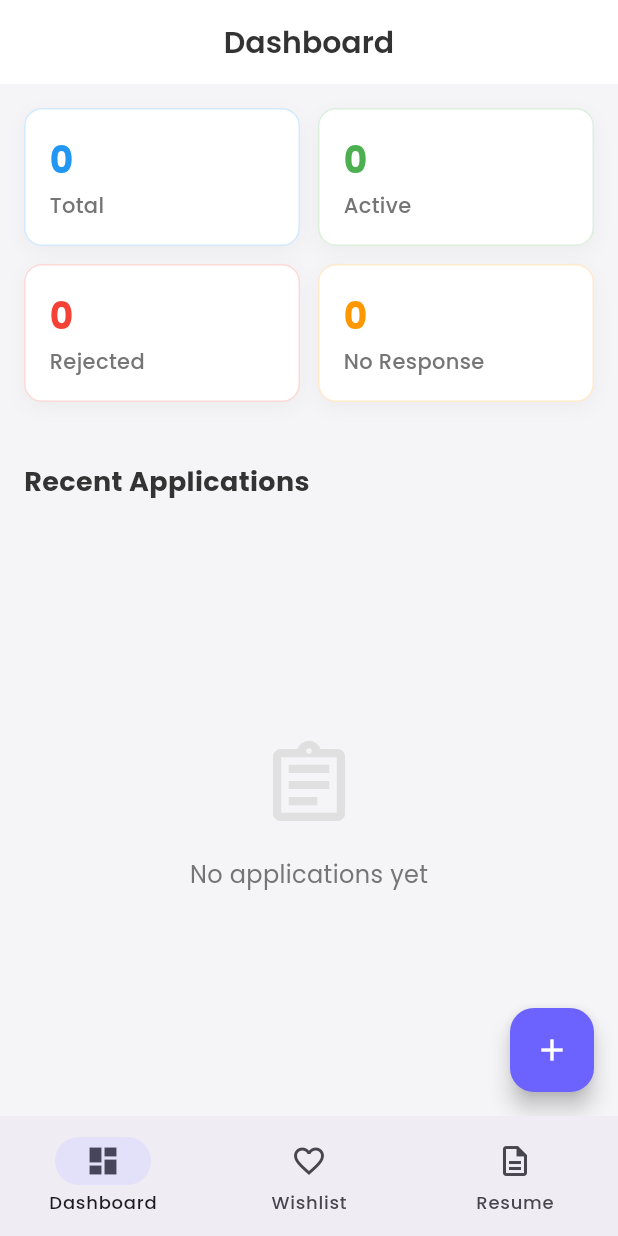
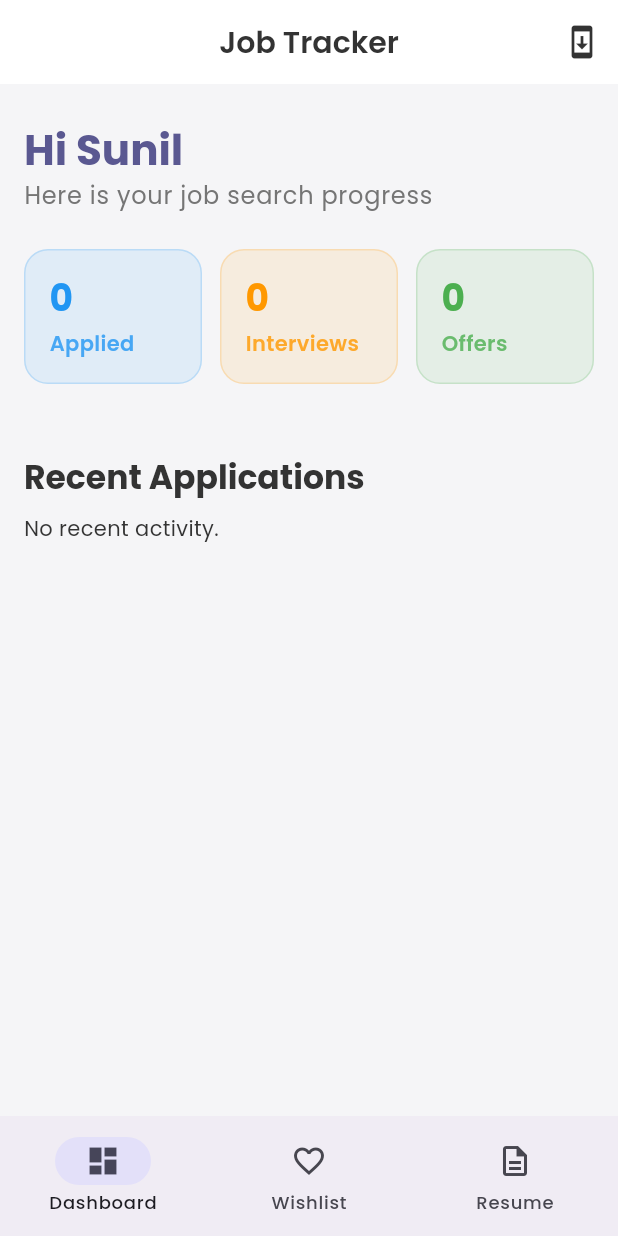
Before and after one commit to devsunil124/Job_Tracker, a Flutter app: the screen it shows after launch, on a phone screen of 412 x 824 dp. Run offline on Flutter 3.47's test engine with Material 3 defaults, Android fonts, the phone set to English and light mode, and no system bars; our stand-ins replace file_picker, fl_chart, google_fonts, package_info_plus, pdf, printing and 1 more; missing offline and left inert: ota_update.

Commit message:
feat: Add GitHub Update System and Dashboard

```diff
--- a/lib/providers/job_provider.dart
+++ b/lib/providers/job_provider.dart
@@ -1,4 +1,3 @@
-import 'dart:typed_data';
 import 'package:flutter/foundation.dart';
 import '../models/job.dart';
 import '../services/storage_service.dart';
--- a/lib/screens/home_screen.dart
+++ b/lib/screens/home_screen.dart
@@ -1,9 +1,9 @@
+import 'package:fl_chart/fl_chart.dart';
 import 'package:flutter/material.dart';
 import 'package:provider/provider.dart';
+import 'package:intl/intl.dart';
 import '../providers/job_provider.dart';
-import '../theme/app_theme.dart';
-import 'add_job_screen.dart';
-import 'job_details_screen.dart';
+import '../models/job.dart';
 
 class HomeScreen extends StatelessWidget {
   const HomeScreen({super.key});
@@ -11,9 +11,14 @@ class HomeScreen extends StatelessWidget {
   @override
   Widget build(BuildContext context) {
     return Scaffold(
-      appBar: AppBar(title: const Text('Dashboard')),
-      body: Consumer<JobProvider>(
+      body: SafeArea(
+        child: SingleChildScrollView(
+          padding: const EdgeInsets.all(16.0),
+          child: Consumer<JobProvider>(
             builder: (context, jobProvider, child) {
+              final jobs =
+                  jobProvider.appliedJobs; // Exclude wishlist for main stats
+
               if (jobProvider.isLoading) {
                 return const Center(child: CircularProgressIndicator());
               }
@@ -21,156 +26,126 @@ class HomeScreen extends StatelessWidget {
               return Column(
                 crossAxisAlignment: CrossAxisAlignment.start,
                 children: [
-              _buildAnalyticsSection(jobProvider),
-              const Padding(
-                padding: EdgeInsets.fromLTRB(16, 24, 16, 8),
-                child: Text(
-                  'Recent Applications',
-                  style: TextStyle(fontSize: 18, fontWeight: FontWeight.bold),
+                  const SizedBox(height: 10),
+                  // Greeting
+                  Text(
+                    'Hi Sunil',
+                    style: Theme.of(context).textTheme.headlineMedium?.copyWith(
+                      fontWeight: FontWeight.bold,
+                      color: Theme.of(context).primaryColor,
                     ),
                   ),
-              Expanded(
-                child: jobProvider.appliedJobs.isEmpty
-                    ? _buildEmptyState()
-                    : ListView.builder(
-                        itemCount: jobProvider.appliedJobs.length,
-                        itemBuilder: (context, index) {
-                          final job = jobProvider.appliedJobs[index];
-                          return Card(
-                            child: ListTile(
-                              contentPadding: const EdgeInsets.all(16),
-                              leading: Container(
-                                width: 48,
-                                height: 48,
-                                decoration: BoxDecoration(
-                                  color: AppTheme.primaryColor.withOpacity(0.1),
-                                  borderRadius: BorderRadius.circular(8),
+                  Text(
+                    'Here is your job search progress',
+                    style: Theme.of(
+                      context,
+                    ).textTheme.bodyLarge?.copyWith(color: Colors.grey[600]),
                   ),
-                                child: const Icon(
-                                  Icons.work,
-                                  color: AppTheme.primaryColor,
-                                ),
-                              ),
-                              title: Text(
-                                job.company,
-                                style: const TextStyle(
+                  const SizedBox(height: 24),
+
+                  // Quick Stats Row
+                  _buildQuickStats(context, jobs),
+
+                  const SizedBox(height: 24),
+
+                  // Pie Chart
+                  if (jobs.isNotEmpty) ...[
+                    Text(
+                      'Application Status',
+                      style: Theme.of(context).textTheme.titleLarge?.copyWith(
                         fontWeight: FontWeight.bold,
                       ),
                     ),
-                              subtitle: Text('${job.role} • ${job.status}'),
-                              trailing: const Icon(Icons.chevron_right),
-                              onTap: () {
-                                Navigator.push(
-                                  context,
-                                  MaterialPageRoute(
-                                    builder: (context) =>
-                                        JobDetailsScreen(job: job),
+                    const SizedBox(height: 16),
+                    SizedBox(height: 200, child: _buildPieChart(jobs)),
+                  ],
+
+                  const SizedBox(height: 24),
+
+                  // Recent Activity
+                  Text(
+                    'Recent Applications',
+                    style: Theme.of(context).textTheme.titleLarge?.copyWith(
+                      fontWeight: FontWeight.bold,
                     ),
-                                );
-                              },
                   ),
+                  const SizedBox(height: 10),
+                  _buildRecentActivity(jobs),
+                ],
               );
             },
           ),
         ),
-            ],
-          );
-        },
-      ),
-      floatingActionButton: FloatingActionButton(
-        onPressed: () {
-          Navigator.push(
-            context,
-            MaterialPageRoute(builder: (context) => const AddJobScreen()),
-          );
-        },
-        child: const Icon(Icons.add),
       ),
     );
   }
 
-  Widget _buildAnalyticsSection(JobProvider provider) {
-    return Container(
-      padding: const EdgeInsets.all(16),
-      child: Column(
-        children: [
-          Row(
+  Widget _buildQuickStats(BuildContext context, List<Job> jobs) {
+    final total = jobs.length;
+    final interviews = jobs.where((j) => j.status == 'Interview').length;
+    final offers = jobs.where((j) => j.status == 'Offer').length;
+
+    return Row(
       children: [
         Expanded(
           child: _buildStatCard(
-                  'Total',
-                  provider.totalApplications.toString(),
+            context,
+            'Applied',
+            total.toString(),
             Colors.blue,
           ),
         ),
         const SizedBox(width: 12),
         Expanded(
           child: _buildStatCard(
-                  'Active',
-                  provider.activeCount.toString(),
-                  Colors.green,
-                ),
-              ),
-            ],
-          ),
-          const SizedBox(height: 12),
-          Row(
-            children: [
-              Expanded(
-                child: _buildStatCard(
-                  'Rejected',
-                  provider.rejectedCount.toString(),
-                  Colors.red,
+            context,
+            'Interviews',
+            interviews.toString(),
+            Colors.orange,
           ),
         ),
         const SizedBox(width: 12),
         Expanded(
           child: _buildStatCard(
-                  'No Response',
-                  provider.noResponseCount.toString(),
-                  Colors.orange,
+            context,
+            'Offers',
+            offers.toString(),
+            Colors.green,
           ),
         ),
       ],
-          ),
-        ],
-      ),
     );
   }
 
-  Widget _buildStatCard(String label, String value, Color color) {
+  Widget _buildStatCard(
+    BuildContext context,
+    String title,
+    String value,
+    Color color,
+  ) {
     return Container(
       padding: const EdgeInsets.all(16),
       decoration: BoxDecoration(
-        color: Colors.white,
-        borderRadius: BorderRadius.circular(12),
-        boxShadow: [
-          BoxShadow(
-            color: Colors.grey.withOpacity(0.1),
-            blurRadius: 10,
-            offset: const Offset(0, 4),
-          ),
-        ],
-        border: Border.all(color: color.withOpacity(0.2)),
+        color: color.withValues(alpha: 0.1),
+        borderRadius: BorderRadius.circular(16),
+        border: Border.all(color: color.withValues(alpha: 0.2)),
       ),
       child: Column(
         crossAxisAlignment: CrossAxisAlignment.start,
         children: [
           Text(
             value,
-            style: TextStyle(
-              fontSize: 24,
+            style: Theme.of(context).textTheme.headlineSmall?.copyWith(
               fontWeight: FontWeight.bold,
               color: color,
             ),
           ),
           const SizedBox(height: 4),
           Text(
-            label,
-            style: TextStyle(
-              fontSize: 14,
-              color: Colors.grey[600],
-              fontWeight: FontWeight.w500,
+            title,
+            style: Theme.of(context).textTheme.bodyMedium?.copyWith(
+              color: color.withValues(alpha: 0.8),
+              fontWeight: FontWeight.w600,
             ),
           ),
         ],
@@ -178,19 +153,119 @@ class HomeScreen extends StatelessWidget {
     );
   }
 
-  Widget _buildEmptyState() {
-    return Center(
-      child: Column(
+  Widget _buildPieChart(List<Job> jobs) {
+    // Calculate distribution
+    final statusCounts = <String, int>{};
+    for (var job in jobs) {
+      statusCounts[job.status] = (statusCounts[job.status] ?? 0) + 1;
+    }
+
+    final sections = statusCounts.entries.map((entry) {
+      final color = _getStatusColor(entry.key);
+      return PieChartSectionData(
+        color: color,
+        value: entry.value.toDouble(),
+        title: '${entry.value}',
+        radius: 50,
+        titleStyle: const TextStyle(
+          fontSize: 16,
+          fontWeight: FontWeight.bold,
+          color: Colors.white,
+        ),
+      );
+    }).toList();
+
+    return Row(
+      children: [
+        Expanded(
+          child: PieChart(
+            PieChartData(
+              sections: sections,
+              centerSpaceRadius: 40,
+              sectionsSpace: 2,
+            ),
+          ),
+        ),
+        _buildLegend(statusCounts),
+      ],
+    );
+  }
+
+  Widget _buildLegend(Map<String, int> statusCounts) {
+    return Column(
       mainAxisAlignment: MainAxisAlignment.center,
+      crossAxisAlignment: CrossAxisAlignment.start,
+      children: statusCounts.keys.map((status) {
+        return Padding(
+          padding: const EdgeInsets.symmetric(vertical: 4),
+          child: Row(
             children: [
-          Icon(Icons.assignment_outlined, size: 64, color: Colors.grey[300]),
-          const SizedBox(height: 16),
-          Text(
-            'No applications yet',
-            style: TextStyle(color: Colors.grey[600], fontSize: 16),
+              Container(
+                width: 12,
+                height: 12,
+                decoration: BoxDecoration(
+                  color: _getStatusColor(status),
+                  shape: BoxShape.circle,
                 ),
+              ),
+              const SizedBox(width: 8),
+              Text(status),
             ],
           ),
         );
+      }).toList(),
+    );
+  }
+
+  Widget _buildRecentActivity(List<Job> jobs) {
+    // Sort by date descending
+    final recentJobs = List<Job>.from(jobs)
+      ..sort((a, b) => b.appliedDate.compareTo(a.appliedDate));
+    final displayJobs = recentJobs.take(3).toList();
+
+    if (displayJobs.isEmpty) {
+      return const Text("No recent activity.");
+    }
+
+    return Column(
+      children: displayJobs
+          .map(
+            (job) => Card(
+              margin: const EdgeInsets.only(bottom: 8),
+              child: ListTile(
+                title: Text(
+                  job.company,
+                  style: const TextStyle(fontWeight: FontWeight.bold),
+                ),
+                subtitle: Text(job.role),
+                trailing: Chip(
+                  label: Text(
+                    job.status,
+                    style: const TextStyle(color: Colors.white, fontSize: 12),
+                  ),
+                  backgroundColor: _getStatusColor(job.status),
+                ),
+              ),
+            ),
+          )
+          .toList(),
+    );
+  }
+
+  Color _getStatusColor(String status) {
+    switch (status) {
+      case 'Applied':
+        return Colors.blue;
+      case 'Interview':
+        return Colors.orange;
+      case 'Offer':
+        return Colors.green;
+      case 'Rejected':
+        return Colors.red;
+      case 'No Response':
+        return Colors.grey;
+      default:
+        return Colors.purple;
     }
   }
+}
--- a/lib/screens/resume_maker_screen.dart
+++ b/lib/screens/resume_maker_screen.dart
@@ -3,7 +3,6 @@ import 'package:flutter/material.dart';
 import 'package:pdf/pdf.dart';
 import 'package:pdf/widgets.dart' as pw;
 import 'package:printing/printing.dart';
-import '../theme/app_theme.dart';
 
 class ResumeMakerScreen extends StatefulWidget {
   const ResumeMakerScreen({super.key});
--- a/lib/services/resume_service.dart
+++ b/lib/services/resume_service.dart
@@ -1,6 +1,5 @@
 import 'dart:convert';
 import 'dart:io';
-import 'dart:typed_data';
 import 'package:flutter/foundation.dart';
 import 'package:file_picker/file_picker.dart';
 import 'package:path_provider/path_provider.dart';
--- a/pubspec.yaml
+++ b/pubspec.yaml
@@ -43,6 +43,10 @@ dependencies:
   pdf: ^3.11.3
   printing: ^5.14.2
   shared_preferences: ^2.5.3
+  http: ^1.1.0
+  ota_update: ^7.0.0
+  package_info_plus: ^8.0.0
+  fl_chart: ^0.65.0
 
 dev_dependencies:
   flutter_test:
```
Also changed, not shown: lib/screens/main_screen.dart (+81 -0 lines), lib/services/update_service.dart (added, +79 -0 lines), pubspec.lock, 7 other files. Lines whose indentation alone changed are shown as unchanged.
